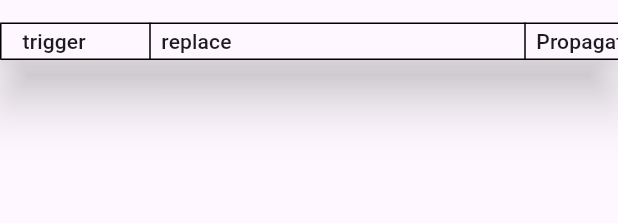
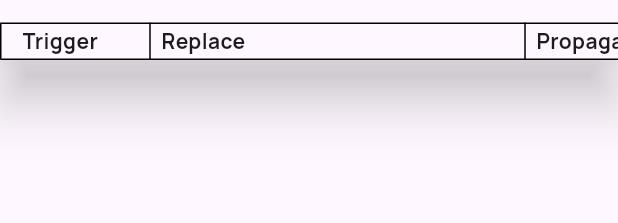
Before and after one commit to Pebkac03/espanso_gui, a Flutter app: the MatchesWidget widget shown alone on an empty page, opened directly with empty values, on a phone screen of 412 x 824 dp. Shown: the top 223 px of the screen. Run offline on Flutter 3.47's test engine with Material 3 defaults, Android fonts, the light colour scheme and no system bars; drawn by our look-alikes of data_table_2; our stand-ins replace google_fonts, yaml; missing offline and left inert: auto_size_text_field, rich_text_controller.

Commit message:
updated UI

```diff
--- a/lib/MatchesScreen/matches_screen.dart
+++ b/lib/MatchesScreen/matches_screen.dart
@@ -51,7 +51,7 @@ class _MatchesScreenState extends State<MatchesScreen> {
       return Padding(
         padding: const EdgeInsets.all(8.0),
         child: Tab(
-          text: key,
+          child: Text(key, style: Theme.of(context).textTheme.headlineSmall),
         ),
       );
     }).toList();
@@ -66,7 +66,7 @@ class _MatchesScreenState extends State<MatchesScreen> {
             child: Column(
               children: [
                 Container(
-                    height: 55,
+                    height: 60,
                     width: 1000,
                     padding: const EdgeInsets.only(bottom: 15),
                     child: TabBar(
--- a/lib/MatchesScreen/matches_widget.dart
+++ b/lib/MatchesScreen/matches_widget.dart
@@ -77,41 +77,65 @@ class _MatchesWidgetState extends State<MatchesWidget> {
           border: TableBorder.all(),
           headingTextStyle: Theme.of(context).textTheme.titleSmall,
           headingRowHeight: height,
-          columns: const [
+          columns: [
             DataColumn2(
                 fixedWidth: 100,
                 label: Text(
-                  'trigger',
+                  'Trigger',
+                  style: Theme.of(context)
+                      .textTheme
+                      .bodyMedium
+                      ?.copyWith(fontWeight: FontWeight.bold),
                   textAlign: TextAlign.center,
                 )),
             DataColumn2(
                 fixedWidth: 250,
                 label: Text(
-                  'replace',
+                  'Replace',
+                  style: Theme.of(context)
+                      .textTheme
+                      .bodyMedium
+                      ?.copyWith(fontWeight: FontWeight.bold),
                   textAlign: TextAlign.center,
                 )),
             DataColumn2(
                 fixedWidth: 130,
                 label: Text(
                   'Propagate Case',
+                  style: Theme.of(context)
+                      .textTheme
+                      .bodyMedium
+                      ?.copyWith(fontWeight: FontWeight.bold),
                   textAlign: TextAlign.center,
                 )),
             DataColumn2(
                 fixedWidth: 170,
                 label: Text(
                   'Capitalize Each Word',
+                  style: Theme.of(context)
+                      .textTheme
+                      .bodyMedium
+                      ?.copyWith(fontWeight: FontWeight.bold),
                   textAlign: TextAlign.center,
                 )),
             DataColumn2(
                 fixedWidth: 120,
                 label: Text(
                   'Trigger on word',
+                  style: Theme.of(context)
+                      .textTheme
+                      .bodyMedium
+                      ?.copyWith(fontWeight: FontWeight.bold),
                   textAlign: TextAlign.center,
                 )),
             DataColumn2(
                 fixedWidth: 80,
                 label: Text(
                   'Variables',
+                  style: Theme.of(context)
+                      .textTheme
+                      .bodyMedium
+                      ?.copyWith(fontWeight: FontWeight.bold),
                   textAlign: TextAlign.center,
                 ))
           ],
--- a/lib/main.dart
+++ b/lib/main.dart
@@ -1,4 +1,5 @@
 import 'package:flutter/material.dart';
+import 'package:google_fonts/google_fonts.dart';
 
 import 'MatchesScreen/Match/match_class.dart';
 import 'MatchesScreen/matches_screen.dart';
@@ -16,6 +17,7 @@ class MyApp extends StatelessWidget {
     return MaterialApp(
       title: 'Flutter Demo',
       theme: ThemeData(
+        textTheme: GoogleFonts.manropeTextTheme(),
         colorScheme:
             ColorScheme.fromSeed(seedColor: Colors.deepPurple).copyWith(
           background: const Color.fromARGB(255, 230, 230, 230),
--- a/pubspec.yaml
+++ b/pubspec.yaml
@@ -42,6 +42,7 @@ dependencies:
   auto_size_text_field: ^2.2.2
   data_table_2: ^2.5.11
   rich_text_controller: ^1.4.2
+  google_fonts: ^6.2.1
 
 dev_dependencies:
   flutter_test:
```
Also changed, not shown: pubspec.lock, 1 other file.
